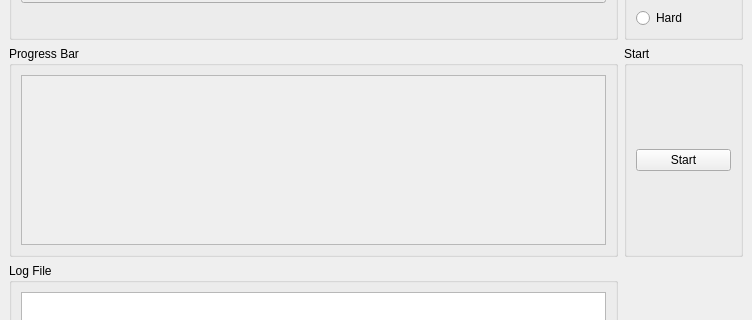
Qt form mainwindow.ui (Vanno221/ProgettoPilotaAcademy) before a commit; both pictures show x 0 to 752 and y 82 to 402 of the 752 by 609 pixel window.
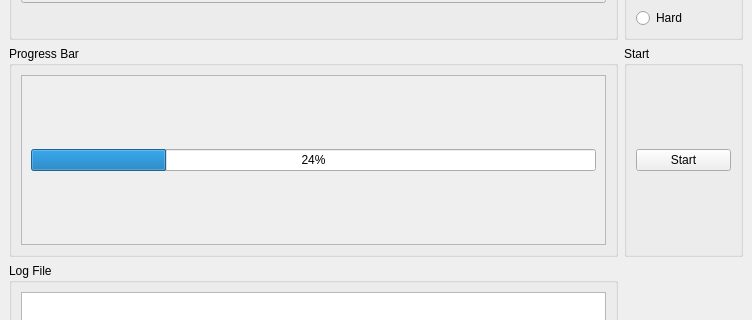
The same form after that commit.

```diff
--- a/mainwindow.ui
+++ b/mainwindow.ui
@@ -90,7 +90,15 @@
             <height>125</height>
            </rect>
           </property>
-          <layout class="QGridLayout" name="gridLayout_2"/>
+          <layout class="QGridLayout" name="gridLayout_2">
+           <item row="0" column="0">
+            <widget class="QProgressBar" name="progressBar_Thread">
+             <property name="value">
+              <number>24</number>
+             </property>
+            </widget>
+           </item>
+          </layout>
          </widget>
         </widget>
        </item>
```
Left out of the diff: 29 changed lines with no effect on the pictures.
